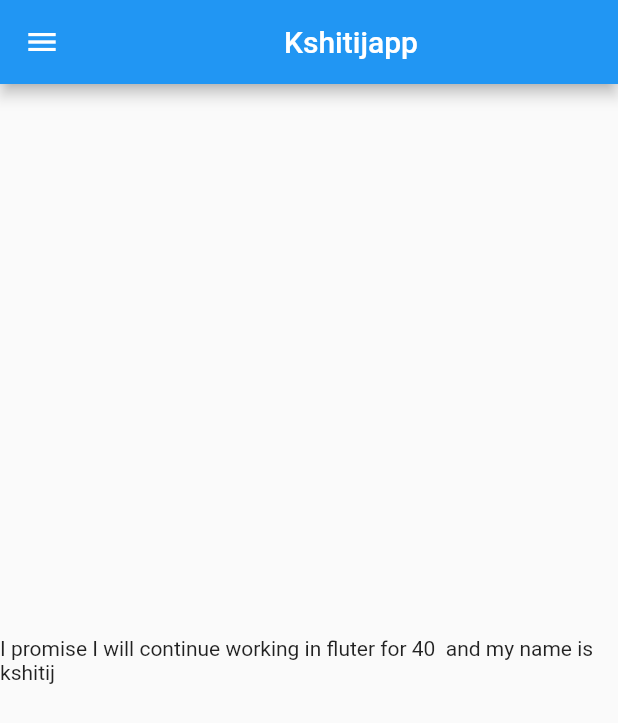
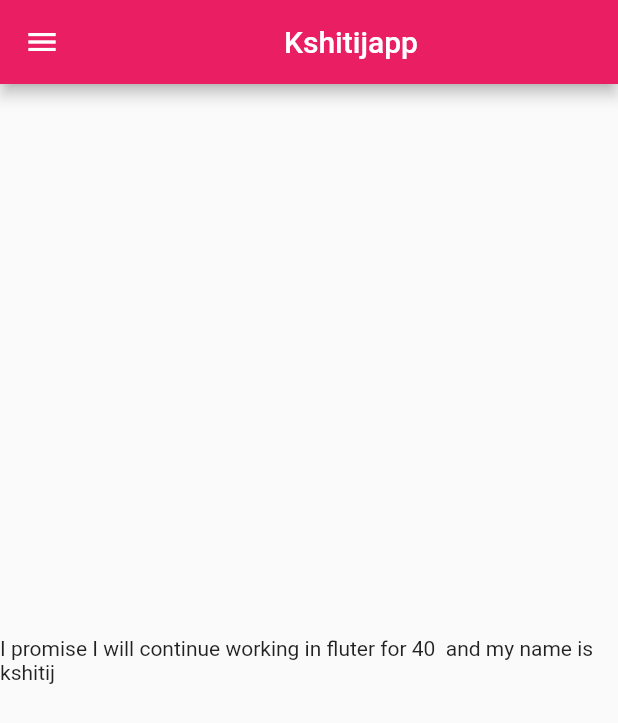
Before and after one commit to kshitij-tech77/understandingfluf, a Flutter app: the screen it shows after launch, on a phone screen of 412 x 824 dp. Shown: the top 723 px of the screen. Run offline on Flutter 3.47's test engine with Material 2 defaults, Android fonts, the phone set to English and light mode, and no system bars.

Commit message:
fluf 2 completed

```diff
--- a/testapp/lib/Home_page.dart
+++ b/testapp/lib/Pages/Home_page.dart
@@ -17,6 +17,7 @@ class Homepage extends StatelessWidget {
         ),
       ),
       drawer: const Drawer(),
+
     );
   }
 }
--- a/testapp/lib/main.dart
+++ b/testapp/lib/main.dart
@@ -1,5 +1,6 @@
 import 'package:flutter/material.dart';
-import 'package:testapp/Home_page.dart';
+import 'package:testapp/Pages/Home_page.dart';
+import 'package:testapp/Pages/login_page.dart';
 
 void main() {
   runApp(const MyApp());
@@ -10,6 +11,19 @@ class MyApp extends StatelessWidget {
 
   @override
   Widget build(BuildContext context) {
-    return MaterialApp(home: Homepage());
+    return MaterialApp(
+      // home: Homepage(),
+      themeMode: ThemeMode.light,
+      theme: ThemeData(primarySwatch: Colors.pink),
+      darkTheme: ThemeData(
+        brightness: Brightness.dark,
+      ),
+      initialRoute: "/home",
+      routes: {
+        "/": (context) => const LoginPage(),
+        "/home": (context) => Homepage(),
+        "/login": (context) => const LoginPage()
+      },
+    );
   }
 }
```
Also changed, not shown: testapp/lib/Pages/login_page.dart (added, +20 -0 lines).
